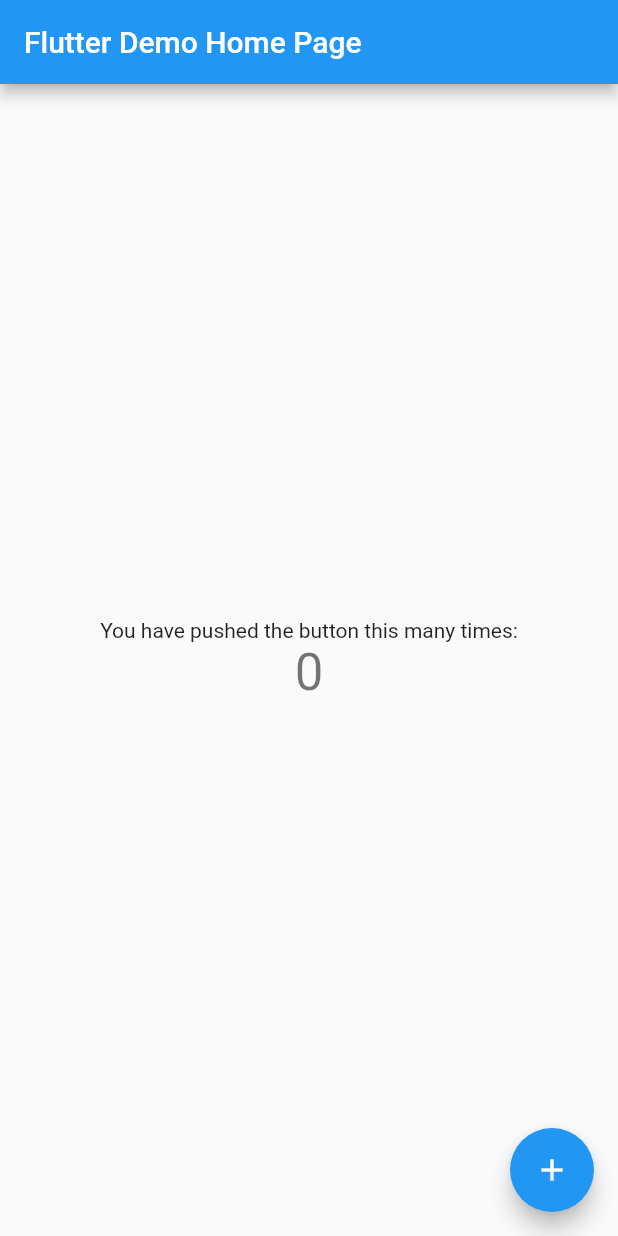
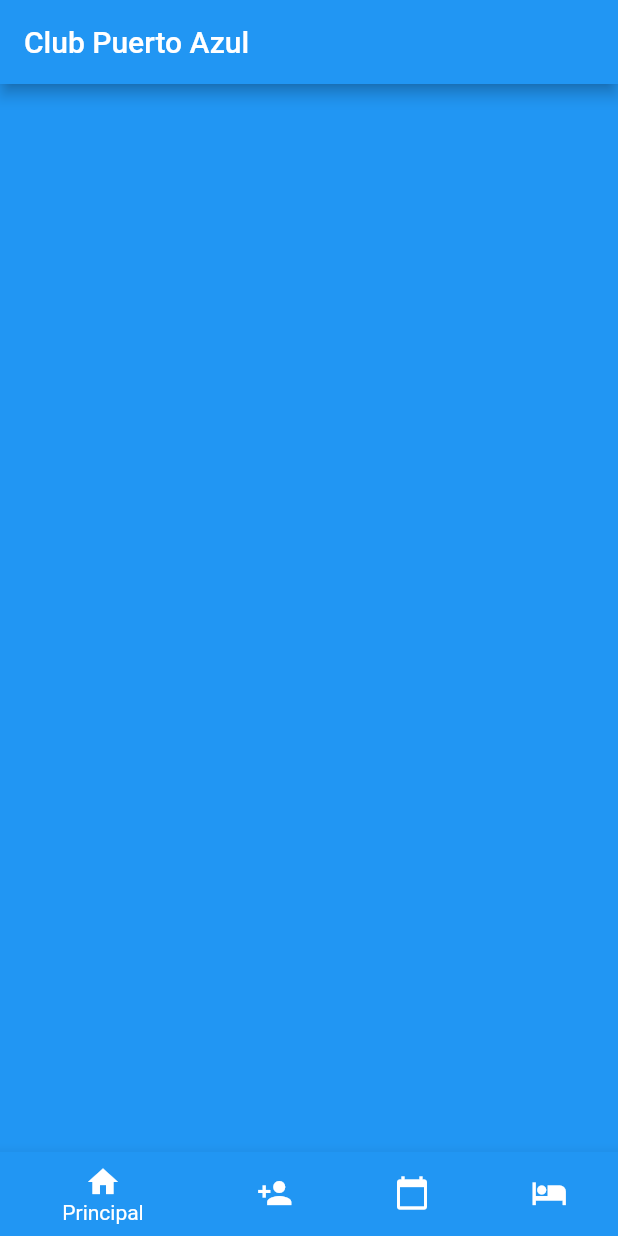
Before and after one commit to andrespd99/ClubHub, a Flutter app: the screen it shows after launch, on a phone screen of 412 x 824 dp. Run offline on Flutter 3.47's test engine with Material 2 defaults, Android fonts, the phone set to English and light mode, and no system bars.

```diff
--- a/lib/main.dart
+++ b/lib/main.dart
@@ -1,26 +1,73 @@
 import 'package:flutter/material.dart';
+import 'package:pruebais/Calendario.dart';
+import 'package:pruebais/invitaciones.dart';
+import 'package:pruebais/principal.dart';
+import 'package:pruebais/Reservaciones.dart';
+//import 'package:pruebais/routes.dart';
 
-void main() => runApp(MyApp());
+void main() => runApp(new MyApp());
 
-class MyApp extends StatelessWidget {
-  // This widget is the root of your application.
+class MyApp extends StatefulWidget {
+  MyAppState createState() => MyAppState();
+}
+
+class MyAppState extends State<MyApp> {
+  int _currentIndex = 0;
+  Widget callPage(int currentIndex) {
+    switch (currentIndex) {
+      case 0:
+        return Principal();
+      case 1:
+        return Invitaciones();
+      case 2:
+        return Calendario();
+      case 3:
+        return Reservaciones();
+
+        break;
+      default:
+        return Principal();
+    }
+  }
+
   @override
   Widget build(BuildContext context) {
     return MaterialApp(
-      title: 'Flutter Demo',
-      theme: ThemeData(
-        // This is the theme of your application.
-        //
-        // Try running your application with "flutter run". You'll see the
-        // application has a blue toolbar. Then, without quitting the app, try
-        // changing the primarySwatch below to Colors.green and then invoke
-        // "hot reload" (press "r" in the console where you ran "flutter run",
-        // or simply save your changes to "hot reload" in a Flutter IDE).
-        // Notice that the counter didn't reset back to zero; the application
-        // is not restarted.
-        primarySwatch: Colors.blue,
+      title: 'scaffold Example',
+      home: Scaffold(
+        appBar: AppBar(
+          title: Text('Club Puerto Azul'),
+        ),
+        body: callPage(_currentIndex),
+        bottomNavigationBar: BottomNavigationBar(
+          currentIndex: _currentIndex,
+          onTap: (value) {
+            _currentIndex = value;
+            setState(() {});
+          },
+          items: [
+            BottomNavigationBarItem(
+                backgroundColor: Colors.blue,
+                icon: Icon(Icons.home), //ICONO DE HOME
+                title: Text('Principal')),
+            BottomNavigationBarItem(
+                backgroundColor: Colors.blue,
+                icon: Icon(Icons.person_add),
+                title: Text('Invitaciones') // ICONO INVITACIONES
+                ),
+            BottomNavigationBarItem(
+                backgroundColor: Colors.blue,
+                icon: Icon(Icons.calendar_today),
+                title: Text('Calendario') //ICONO CALENDARIO
+                ),
+            BottomNavigationBarItem(
+                backgroundColor: Colors.blue,
+                icon: Icon(Icons.hotel),
+                title: Text('Reservaciones') //ICONO RESERVACIONES
+                )
+          ],
+        ),
       ),
-      home: MyHomePage(title: 'Flutter Demo Home Page'),
     );
   }
 }
--- /dev/null
+++ b/lib/principal.dart
@@ -0,0 +1,10 @@
+import 'package:flutter/material.dart';
+
+class Principal extends StatelessWidget {
+  @override
+  Widget build(BuildContext context) {
+
+    return Container(color: Colors.blue,);
+  }
+
+}
```
Also changed, not shown: lib/Calendario.dart (added, +15 -0 lines), lib/Reservaciones.dart (added, +19 -0 lines), lib/invitaciones.dart (added, +19 -0 lines), lib/routes.dart (added, +63 -0 lines), lib/home.dart (deleted).
